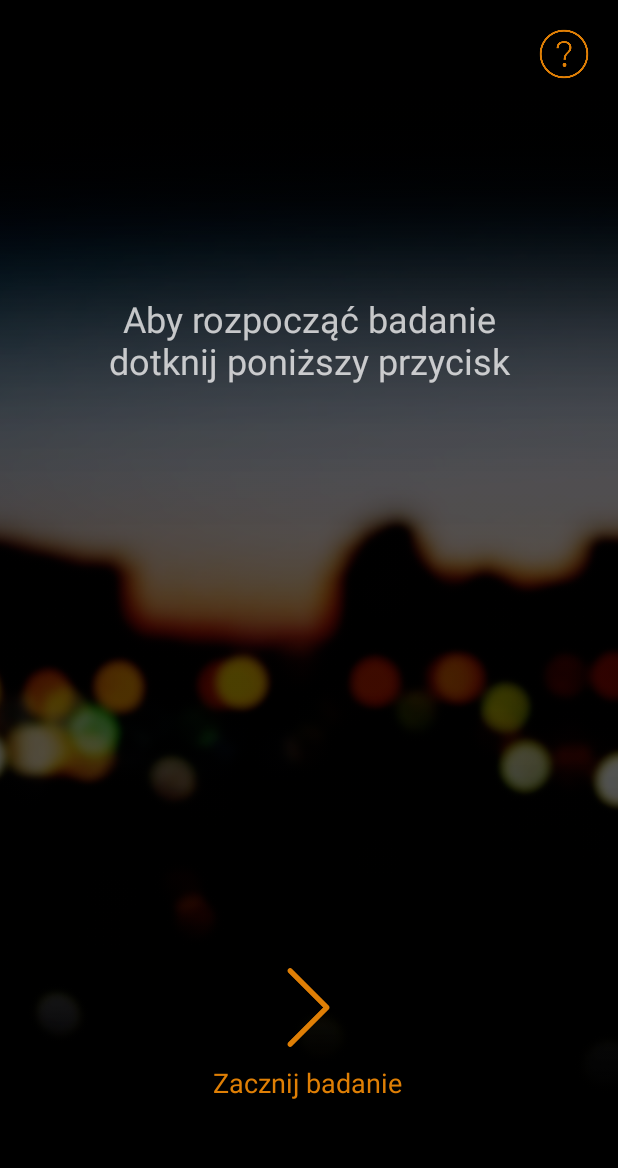
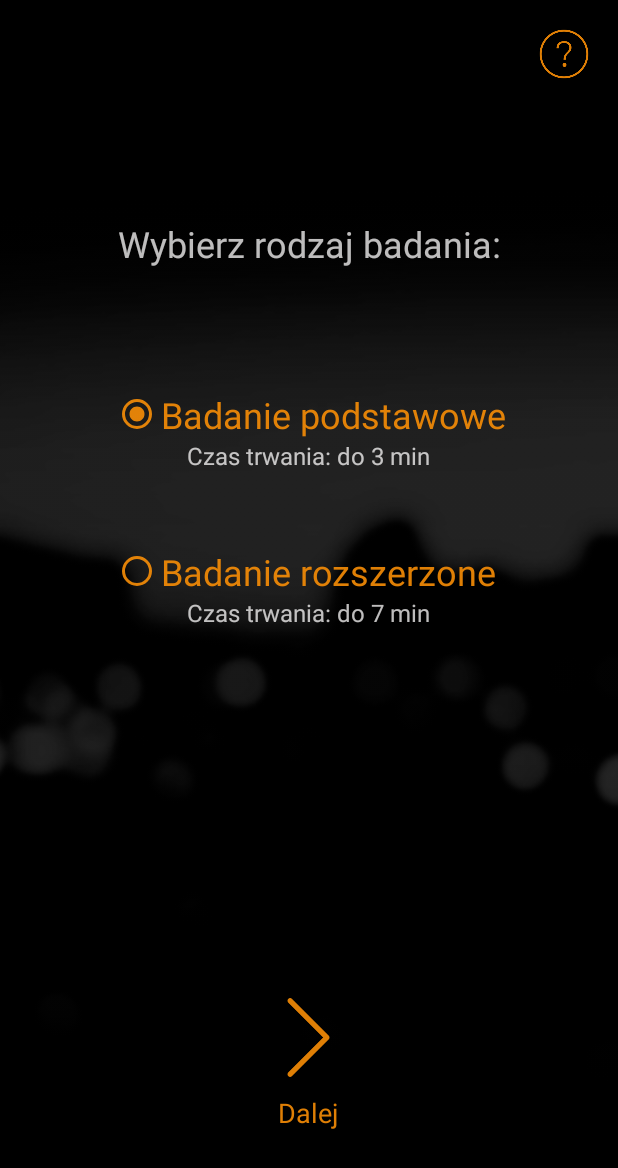
Before and after one commit to toklimoko/legendary-potato, an Android app: the screen it shows after launch (AudioTestActivity before the commit, ChoiceActivity after it), after a tap on an icon or button, on a phone screen of 412 x 824 dp. Shown: the top 1168 px of the screen. Run offline under Robolectric (Android 15) with nearby library versions, the phone set to English and light mode, and no system bars.

Commit message:
v092018_1 +choiceActivity +code cleanups

```diff
--- a/app/src/main/AndroidManifest.xml
+++ b/app/src/main/AndroidManifest.xml
@@ -29,6 +29,11 @@
             android:screenOrientation="portrait"
             android:theme="@style/AppTheme.NoActionBar" />
         <activity
+            android:name=".ChoiceActivity"
+            android:label="@string/title_activity_main3"
+            android:screenOrientation="portrait"
+            android:theme="@style/AppTheme.NoActionBar" />
+        <activity
             android:name=".AudioTestActivity"
             android:label="@string/title_activity_main3"
             android:screenOrientation="portrait"
--- a/app/src/main/java/com/tomek/audiometr/AudioTestActivity.java
+++ b/app/src/main/java/com/tomek/audiometr/AudioTestActivity.java
@@ -28,7 +28,7 @@ public class AudioTestActivity extends AppCompatActivity
     private double amplitude = 0.0;
     private int duration = 1;
     private String channel = "Both";
-    private int numberOfFrequencies = 9; // equivalent to numberOfFrequencies*2 attempts
+    private int numberOfFrequencies = 0; // equivalent to numberOfFrequencies*2 attempts
     private double step = 0.01;
     private double amplitudeLimit = 0.1;
     private double frequencyLimitMin = 0;
@@ -410,7 +410,7 @@ public class AudioTestActivity extends AppCompatActivity
         NavigationView navigationView = findViewById(R.id.nav_view);
         navigationView.setNavigationItemSelectedListener(this);
 
-        vibe = (Vibrator) getSystemService(Context.VIBRATOR_SERVICE); //wibracje
+        vibe = (Vibrator) getSystemService(Context.VIBRATOR_SERVICE);
 
         textViewStart = findViewById(R.id.tv_start);
         textViewHeard = findViewById(R.id.tv_heard);
@@ -418,17 +418,14 @@ public class AudioTestActivity extends AppCompatActivity
         textViewResult = findViewById(R.id.tv_result);
         textViewAudioTest = findViewById(R.id.textViewAudioTest);
 
-        allFrequencies = new ArrayList<>();
-//        allFrequencies.addAll(Arrays.asList(2000, 2500 // tylko do testowania, usunąć, aktywować poniższe
-//        allFrequencies.addAll(Arrays.asList(700, 800, 900, 1000, 1500, 2000, 2500, 2700, 3000, 3200, 3500, 3800, 4000, 6000, 7000, 7300 // only for debugging
-//        ));
-//        allFrequencies.addAll(Arrays.asList(100, 125, 150, 250, 400, 500, 700, 1000, 1500, 2500, 3000, 4000, 6000, 8000, 10000, 12000, 14000, 15000
-//        ));
-        allFrequencies.addAll(Arrays.asList(125,250, 500, 1000, 2000, 3000, 4000, 6000, 8000));
-
         xAxis = new ArrayList<>();
         yAxis = new ArrayList<>();
         channels = new ArrayList<>();
+
+        allFrequencies = new ArrayList<>();
+//        allFrequencies.addAll(Arrays.asList(2000, 2500 // tylko do testowania, usunąć
+        allFrequencies = (ArrayList<Integer>) getIntent().getSerializableExtra("allFrequencies");
+        numberOfFrequencies = allFrequencies.size();
 
         hardResetValues();
 
@@ -439,6 +436,8 @@ public class AudioTestActivity extends AppCompatActivity
         initHelpButton();
 
         showStartMode();
+
+        Log.e("test", "AudioTestActivity: onCreate() // values: allFrequencies.toString() = " + allFrequencies.toString() + "\n numberOfFrequencies = " + numberOfFrequencies);
     }
 
     @Override
@@ -468,7 +467,7 @@ public class AudioTestActivity extends AppCompatActivity
             startActivity(intentKal);
 
         } else if (id == R.id.nav_audioTest) {
-            Intent intentTest = new Intent(this, AudioTestActivity.class);
+            Intent intentTest = new Intent(this, ChoiceActivity.class);
             intentTest.addFlags(Intent.FLAG_ACTIVITY_CLEAR_TOP);
             startActivity(intentTest);
 
--- a/app/src/main/java/com/tomek/audiometr/CalibrationActivity.java
+++ b/app/src/main/java/com/tomek/audiometr/CalibrationActivity.java
@@ -146,7 +146,7 @@ public class CalibrationActivity extends AppCompatActivity
             startActivity(intentKal);
 
         } else if (id == R.id.nav_audioTest) {
-            Intent intentTest = new Intent(this, AudioTestActivity.class);
+            Intent intentTest = new Intent(this, ChoiceActivity.class);
             intentTest.addFlags(Intent.FLAG_ACTIVITY_CLEAR_TOP);
             startActivity(intentTest);
 
--- /dev/null
+++ b/app/src/main/java/com/tomek/audiometr/ChoiceActivity.java
@@ -0,0 +1,192 @@
+package com.tomek.audiometr;
+
+import android.content.Context;
+import android.content.Intent;
+import android.os.Bundle;
+import android.os.Vibrator;
+import android.util.Log;
+import android.view.View;
+import android.support.design.widget.NavigationView;
+import android.support.v4.view.GravityCompat;
+import android.support.v4.widget.DrawerLayout;
+import android.support.v7.app.ActionBarDrawerToggle;
+import android.support.v7.app.AppCompatActivity;
+import android.support.v7.widget.Toolbar;
+import android.view.MenuItem;
+import android.widget.ImageButton;
+import android.widget.RadioButton;
+import android.widget.RadioGroup;
+import android.widget.Spinner;
+import android.widget.Toast;
+
+import java.util.ArrayList;
+import java.util.Arrays;
+
+
+public class ChoiceActivity extends AppCompatActivity
+        implements NavigationView.OnNavigationItemSelectedListener {
+
+    private ImageButton buttonGo;
+    private ImageButton buttonHelp;
+
+    private RadioGroup radioGroup;
+    private RadioButton radioButton;
+    private RadioButton radioButtonBasic;
+    private RadioButton radioButtonExtended;
+
+    private Vibrator vibe;
+
+    private Spinner spinner;
+    private ArrayList<Integer> allFrequencies;
+
+    private static final String[] paths = {String.valueOf(R.string.begin), "Badanie rozszerzone"};
+
+
+    public void checkButton(View v) {
+        if (radioButtonBasic.isChecked()) {
+            basicAudioTest();
+        } else if (radioButtonExtended.isChecked()) {
+            extendedAudioTest();
+        }
+    }
+
+    public void basicAudioTest(){
+        allFrequencies = new ArrayList<>();
+        allFrequencies.addAll(Arrays.asList(125, 250, 500, 1000, 2000, 3000, 4000, 6000, 8000));
+        Log.e("test", "checkedBasic = " + radioButtonBasic.isChecked());
+
+    }
+
+    public void extendedAudioTest(){
+        allFrequencies = new ArrayList<>();
+        allFrequencies.addAll(Arrays.asList(100, 125, 150, 200, 300, 400, 500, 700, 1000, 2000, 2500, 3000, 4000, 6000, 8000, 10000, 12000, 14000, 15000, 16000, 17000, 18000));
+        Log.e("test", "checkedExtended = " + radioButtonExtended.isChecked());
+    }
+
+    public void initGoButton() {
+        Log.e("test", "ChoiceActivity: initGoButton() --before");
+
+        buttonGo = findViewById(R.id.btn_go);
+        buttonGo.setOnClickListener(new View.OnClickListener() {
+            @Override
+            public void onClick(View view) {
+                goButtonAction();
+            }
+        });
+
+        Log.e("test", "ChoiceActivity: initGoButton() --after");
+    }
+
+    public void goButtonAction() {
+        Log.e("test", "ChoiceActivity: goButtonAction() --before");
+
+        vibe.vibrate(50);
+        Intent intentAudioTest = new Intent(this, AudioTestActivity.class);
+        intentAudioTest.addFlags(Intent.FLAG_ACTIVITY_CLEAR_TOP);
+        intentAudioTest.putExtra("allFrequencies", allFrequencies);
+        startActivity(intentAudioTest);
+
+        Log.e("test", "ChoiceActivity: goButtonAction() --after");
+    }
+
+
+    public void initHelpButton() {
+        Log.e("test", "ChoiceActivity: initHelpButton() --before");
+
+        buttonHelp = findViewById(R.id.btn_help);
+        buttonHelp.setOnClickListener(new View.OnClickListener() {
+            @Override
+            public void onClick(View view) {
+                helpButtonAction();
+            }
+        });
+
+        Log.e("test", "ChoiceActivity: initHelpButton() --after");
+    }
+
+    public void helpButtonAction() {
+        Log.e("test", "ChoiceActivity: helpButtonAction() --before");
+
+        vibe.vibrate(50);
+        Intent intentInfo = new Intent(this, PopUpAudioTest.class);
+        startActivity(intentInfo);
+
+        Log.e("test", "ChoiceActivity: helpButtonAction() --after");
+    }
+
+
+    @Override
+    protected void onCreate(Bundle savedInstanceState) {
+        super.onCreate(savedInstanceState);
+        setContentView(R.layout.activity_choice);
+        Toolbar toolbar = findViewById(R.id.toolbar);
+        setSupportActionBar(toolbar);
+
+        DrawerLayout drawer = findViewById(R.id.drawer_layout);
+        ActionBarDrawerToggle toggle = new ActionBarDrawerToggle(
+                this, drawer, toolbar, R.string.navigation_drawer_open, R.string.navigation_drawer_close);
+        drawer.addDrawerListener(toggle);
+        toggle.syncState();
+        NavigationView navigationView = findViewById(R.id.nav_view);
+        navigationView.setNavigationItemSelectedListener(this);
+
+        vibe = (Vibrator) getSystemService(Context.VIBRATOR_SERVICE);
+        radioGroup = findViewById(R.id.radioGroup);
+        radioButtonBasic = findViewById(R.id.rb_basicTest);
+        radioButtonExtended = findViewById(R.id.rb_extendedTest);
+
+        initGoButton();
+        initHelpButton();
+        basicAudioTest();
+    }
+
+    @Override
+    public void onBackPressed() {
+        DrawerLayout drawer = findViewById(R.id.drawer_layout);
+        if (drawer.isDrawerOpen(GravityCompat.START)) {
+            drawer.closeDrawer(GravityCompat.START);
+        } else {
+            super.onBackPressed();
+        }
+    }
+
+    @SuppressWarnings("StatementWithEmptyBody")
+    @Override
+    public boolean onNavigationItemSelected(MenuItem item) {
+        // Handle navigation view item clicks here.
+        int id = item.getItemId();
+
+        if (id == R.id.nav_start) {
+            Intent intentLauncher = new Intent(this, MainActivity.class);
+            intentLauncher.addFlags(Intent.FLAG_ACTIVITY_CLEAR_TOP);
+            startActivity(intentLauncher);
+
+        } else if (id == R.id.nav_calibration) {
+            Intent intentKal = new Intent(this, CalibrationActivity.class);
+            intentKal.addFlags(Intent.FLAG_ACTIVITY_CLEAR_TOP);
+            startActivity(intentKal);
+
+        } else if (id == R.id.nav_audioTest) {
+            Intent intentTest = new Intent(this, ChoiceActivity.class);
+            intentTest.addFlags(Intent.FLAG_ACTIVITY_CLEAR_TOP);
+            startActivity(intentTest);
+
+        } else if (id == R.id.nav_info) {
+            Intent intentInfo = new Intent(this, PopUpAppInfo.class);
+            intentInfo.addFlags(Intent.FLAG_ACTIVITY_CLEAR_TOP);
+            startActivity(intentInfo);
+
+        } else if (id == R.id.nav_exit) {
+            Intent intent = new Intent(getApplicationContext(), MainActivity.class);
+            intent.setFlags(Intent.FLAG_ACTIVITY_CLEAR_TOP);
+            intent.putExtra("EXIT", true);
+            startActivity(intent);
+
+        }
+
+        DrawerLayout drawer = findViewById(R.id.drawer_layout);
+        drawer.closeDrawer(GravityCompat.START);
+        return true;
+    }
+
+}
--- a/app/src/main/java/com/tomek/audiometr/MainActivity.java
+++ b/app/src/main/java/com/tomek/audiometr/MainActivity.java
@@ -38,18 +38,18 @@ public class MainActivity extends AppCompatActivity
         vibe.vibrate(50);
     }
 
-    public void initAudioTestButton() {
+    public void initChoiceButton() {
         btnAudioTest = findViewById(R.id.btn_audioTest);
         btnAudioTest.setOnClickListener(new View.OnClickListener() {
             @Override
             public void onClick(View view) {
-                audioTestButtonAction();
+                choiceButtonAction();
             }
         });
     }
 
-    public void audioTestButtonAction() {
-        Intent intentBad = new Intent(MainActivity.this, AudioTestActivity.class);
+    public void choiceButtonAction() {
+        Intent intentBad = new Intent(MainActivity.this, ChoiceActivity.class);
         intentBad.addFlags(Intent.FLAG_ACTIVITY_CLEAR_TOP);
         startActivity(intentBad);
         vibe.vibrate(50);
@@ -77,7 +77,7 @@ public class MainActivity extends AppCompatActivity
         }
 
         initCalibrationButton();
-        initAudioTestButton();
+        initChoiceButton();
     }
 
     @Override
@@ -104,7 +104,7 @@ public class MainActivity extends AppCompatActivity
             startActivity(intentKal);
 
         } else if (id == R.id.nav_audioTest) {
-            Intent intentTest = new Intent(this, AudioTestActivity.class);
+            Intent intentTest = new Intent(this, ChoiceActivity.class);
             intentTest.addFlags(Intent.FLAG_ACTIVITY_CLEAR_TOP);
             startActivity(intentTest);
 
--- a/app/src/main/java/com/tomek/audiometr/Play.java
+++ b/app/src/main/java/com/tomek/audiometr/Play.java
@@ -39,10 +39,8 @@ public class Play {
                 AudioFormat.CHANNEL_OUT_MONO, AudioFormat.ENCODING_PCM_16BIT,
                 mBufferSize, AudioTrack.MODE_STREAM);
 
-        // Sine wave
         double[] mSound = new double[duration];
         short[] mBuffer = new short[duration];
-
 
         for (int i = 0; i < mSound.length; i++) {
             mSound[i] = Math.sin((2 * Math.PI * i / (44100 / frequency)));
@@ -60,7 +58,6 @@ public class Play {
 
         mAudioTrack.setStereoVolume((float) amplitudeL, (float) amplitudeR);
 
-
         try {
             mAudioTrack.play();
         } catch (IllegalStateException e) {
@@ -75,7 +72,6 @@ public class Play {
             e.printStackTrace();
         }
         mAudioTrack.release();
-
     }
 
     void release() {
--- a/app/src/main/java/com/tomek/audiometr/ResultActivity.java
+++ b/app/src/main/java/com/tomek/audiometr/ResultActivity.java
@@ -128,7 +128,7 @@ public class ResultActivity extends Activity {
         mrenderer.setYTitle("Amplituda");
 
         mrenderer.setAxisTitleTextSize(50);
-        mrenderer.setPanEnabled(true, false);
+        mrenderer.setPanEnabled(false, false);
         mrenderer.setZoomEnabled(false, false);
         mrenderer.setChartTitleTextSize(100);
 
--- /dev/null
+++ b/app/src/main/res/layout/activity_choice.xml
@@ -0,0 +1,25 @@
+<?xml version="1.0" encoding="utf-8"?>
+<android.support.v4.widget.DrawerLayout xmlns:android="http://schemas.android.com/apk/res/android"
+    xmlns:app="http://schemas.android.com/apk/res-auto"
+    xmlns:tools="http://schemas.android.com/tools"
+    android:id="@+id/drawer_layout"
+    android:layout_width="match_parent"
+    android:layout_height="match_parent"
+    android:fitsSystemWindows="true"
+    tools:openDrawer="start">
+
+    <include
+        layout="@layout/app_bar_choice"
+        android:layout_width="match_parent"
+        android:layout_height="match_parent" />
+
+    <android.support.design.widget.NavigationView
+        android:id="@+id/nav_view"
+        android:layout_width="wrap_content"
+        android:layout_height="match_parent"
+        android:layout_gravity="start"
+        android:fitsSystemWindows="true"
+        app:headerLayout="@layout/nav_header_main"
+        app:menu="@menu/activity_main_drawer" />
+
+</android.support.v4.widget.DrawerLayout>
--- /dev/null
+++ b/app/src/main/res/layout/app_bar_choice.xml
@@ -0,0 +1,26 @@
+<?xml version="1.0" encoding="utf-8"?>
+<android.support.design.widget.CoordinatorLayout xmlns:android="http://schemas.android.com/apk/res/android"
+    xmlns:app="http://schemas.android.com/apk/res-auto"
+    xmlns:tools="http://schemas.android.com/tools"
+    android:layout_width="match_parent"
+    android:layout_height="match_parent"
+    tools:context="com.tomek.audiometr.ChoiceActivity">
+
+    <android.support.design.widget.AppBarLayout
+        android:layout_width="match_parent"
+        android:layout_height="wrap_content"
+        android:theme="@style/AppTheme.AppBarOverlay">
+
+        <android.support.v7.widget.Toolbar
+            android:id="@+id/toolbar"
+            android:layout_width="match_parent"
+            android:layout_height="?attr/actionBarSize"
+            android:background="@color/colorPrimary"
+            android:visibility="gone"
+            app:popupTheme="@style/AppTheme.PopupOverlay" />
+
+    </android.support.design.widget.AppBarLayout>
+
+    <include layout="@layout/content_choice" />
+
+</android.support.design.widget.CoordinatorLayout>
--- a/app/src/main/res/layout/content_audio_test.xml
+++ b/app/src/main/res/layout/content_audio_test.xml
@@ -37,9 +37,9 @@
 
     <FrameLayout
         android:id="@+id/frameBeginButton"
-        android:layout_width="160dp"
+        android:layout_width="161dp"
         android:layout_height="97dp"
-        android:layout_marginBottom="90dp"
+        android:layout_marginBottom="70dp"
         app:layout_constraintBottom_toBottomOf="@+id/imageView2"
         app:layout_constraintEnd_toEndOf="parent"
         app:layout_constraintHorizontal_bias="0.497"
--- /dev/null
+++ b/app/src/main/res/layout/content_choice.xml
@@ -0,0 +1,171 @@
+<?xml version="1.0" encoding="utf-8"?>
+<android.support.constraint.ConstraintLayout xmlns:android="http://schemas.android.com/apk/res/android"
+    xmlns:app="http://schemas.android.com/apk/res-auto"
+    xmlns:tools="http://schemas.android.com/tools"
+    android:layout_width="match_parent"
+    android:layout_height="match_parent"
+    app:layout_behavior="@string/appbar_scrolling_view_behavior"
+    tools:context="com.tomek.audiometr.ChoiceActivity"
+    tools:showIn="@layout/app_bar_choice">
+
+    <ImageView
+        android:id="@+id/imageView2"
+        android:layout_width="0dp"
+        android:layout_height="0dp"
+        android:scaleType="centerCrop"
+        app:layout_constraintBottom_toBottomOf="parent"
+        app:layout_constraintEnd_toEndOf="parent"
+        app:layout_constraintHorizontal_bias="0.0"
+        app:layout_constraintStart_toStartOf="parent"
+        app:layout_constraintTop_toTopOf="parent"
+        app:layout_constraintVertical_bias="0.0"
+        app:srcCompat="@drawable/wall4" />
+
+
+    <ImageButton
+        android:id="@+id/btn_help"
+        android:layout_width="40dp"
+        android:layout_height="40dp"
+        android:layout_marginEnd="16dp"
+        android:layout_marginTop="16dp"
+        android:background="@color/popUp"
+        android:scaleType="fitXY"
+        android:tint="@color/colorAccent"
+        app:layout_constraintEnd_toEndOf="parent"
+        app:layout_constraintTop_toTopOf="parent"
+        app:srcCompat="@drawable/help_icon" />
+
+    <TextView
+        android:id="@+id/tv_choiceText"
+        android:layout_width="match_parent"
+        android:layout_height="wrap_content"
+        android:layout_marginTop="90dp"
+        android:text="@string/tv_choice_1"
+        android:textAlignment="center"
+        android:textColor="@color/lightText"
+        android:textSize="24sp"
+        app:layout_constraintEnd_toEndOf="parent"
+        app:layout_constraintHorizontal_bias="0.0"
+        app:layout_constraintStart_toStartOf="parent"
+        app:layout_constraintTop_toBottomOf="@+id/btn_help" />
+
+    <LinearLayout
+        android:id="@+id/linearLayout"
+        android:layout_width="wrap_content"
+        android:layout_height="wrap_content"
+        android:layout_marginEnd="8dp"
+        android:layout_marginStart="8dp"
+        android:layout_marginTop="81dp"
+        android:orientation="vertical"
+        app:layout_constraintEnd_toEndOf="parent"
+        app:layout_constraintStart_toStartOf="parent"
+        app:layout_constraintTop_toBottomOf="@+id/tv_choiceText">
+
+
+        <RadioGroup
+            android:id="@+id/radioGroup"
+            android:layout_width="wrap_content"
+            android:layout_height="wrap_content"
+            android:layout_gravity="center_horizontal"
+            android:layout_marginEnd="8dp"
+            android:layout_marginStart="8dp"
+            app:layout_constraintEnd_toEndOf="parent"
+            app:layout_constraintHorizontal_bias="0.501"
+
+
+            app:layout_constraintStart_toStartOf="parent"
+            tools:layout_editor_absoluteY="363dp">
+
+            <RadioButton
+                android:id="@+id/rb_basicTest"
+                android:layout_width="wrap_content"
+                android:layout_height="wrap_content"
+                android:layout_weight="1"
+                android:buttonTint="@color/colorAccent"
+                android:text="@string/tv_basicTest"
+                android:textAlignment="center"
+                android:textColor="@color/colorAccent"
+                android:textSize="24sp"
+                android:checked="true"
+                android:onClick="checkButton"/>
+
+            <TextView
+                android:id="@+id/textView1"
+                android:layout_width="wrap_content"
+                android:layout_height="wrap_content"
+                android:layout_gravity="center_horizontal"
+                android:layout_weight="1"
+                android:text="@string/tv_basicTestTime"
+                android:textColor="@color/lightText"
+                android:textSize="16sp" />
+
+            <RadioButton
+                android:id="@+id/rb_extendedTest"
+                android:layout_width="wrap_content"
+                android:layout_height="wrap_content"
+                android:layout_marginTop="50dp"
+                android:layout_weight="1"
+                android:buttonTint="@color/colorAccent"
+                android:text="@string/tv_extendedTest"
+                android:textAlignment="center"
+                android:textColor="@color/colorAccent"
+                android:textSize="24sp"
+                android:onClick="checkButton"/>
+
+            <TextView
+                android:id="@+id/textView2"
+                android:layout_width="wrap_content"
+                android:layout_height="wrap_content"
+                android:layout_gravity="center_horizontal"
+                android:layout_weight="1"
+                android:text="@string/tv_extendedTestTime"
+                android:textColor="@color/lightText"
+                android:textSize="16sp" />
+
+        </RadioGroup>
+
+    </LinearLayout>
+
+    <FrameLayout
+        android:id="@+id/frameBeginButton"
+        android:layout_width="160dp"
+        android:layout_height="97dp"
+        android:layout_marginBottom="70dp"
+        app:layout_constraintBottom_toBottomOf="@+id/imageView2"
+        app:layout_constraintEnd_toEndOf="parent"
+        app:layout_constraintHorizontal_bias="0.497"
+        app:layout_constraintStart_toStartOf="parent">
+
+        <ImageButton
+            android:id="@+id/btn_go"
+            android:layout_width="70dp"
+            android:layout_height="70dp"
+            android:layout_marginBottom="240dp"
+            android:layout_marginStart="45dp"
+            android:adjustViewBounds="false"
+            android:background="@color/popUp"
+            android:cropToPadding="false"
+            android:scaleType="centerInside"
+            android:tint="@color/colorAccent"
+            app:layout_constraintBottom_toBottomOf="parent"
+            app:layout_constraintStart_toStartOf="parent"
+            app:srcCompat="@drawable/forward_icon" />
+
+        <TextView
+            android:id="@+id/tv_go"
+            android:layout_width="wrap_content"
+            android:layout_height="wrap_content"
+            android:layout_gravity="bottom|center"
+            android:clickable="false"
+            android:fontFamily="sans-serif"
+            android:text="@string/go"
+            android:textAlignment="center"
+            android:textAllCaps="false"
+            android:textColor="@color/colorAccent"
+            android:textSize="18sp">
+
+        </TextView>
+
+    </FrameLayout>
+
+</android.support.constraint.ConstraintLayout>
--- a/app/src/main/res/values/strings.xml
+++ b/app/src/main/res/values/strings.xml
@@ -42,6 +42,12 @@ Celem programu jest wyznaczenie orientacyjnego audiogramu, zatem wyniki mogą r
     <string name="tv_test2">Usiądź w cichym miejscu, załóż słuchawki na uszy. Kliknij przycisk \"Zacznij badanie\" i nasłuchuj kolejnych dźwięków. W chwili, gdy usłyszysz ton, dotknij przycisk \"Słyszę\". Badanie zakończy się automatycznie, po wygenerowaniu odpowiedniej ilości dźwięków.</string>
     <string name="tv_test3">Pamiętaj, aby przed badaniem wykonać kalibrację urządzenia! Badanie powinno się odbyć w zacisznym miejscu ze słuchawkami szczelnie przyłożonymi do uszu. Podczas badania nie można zmieniać głośności aplikacji. W razie problemów badanie można wielokrotnie powtarzać.</string>
     <string name="tv_test5">Uwaga</string>
+    <string name="tv_choice_1">Wybierz rodzaj badania:</string>
+    <string name="go">Dalej</string>
+    <string name="tv_basicTest">Badanie podstawowe</string>
+    <string name="tv_extendedTest">Badanie rozszerzone</string>
+    <string name="tv_basicTestTime">Czas trwania: do 3 min</string>
+    <string name="tv_extendedTestTime">Czas trwania: do 7 min</string>
 
 
 </resources>
```
Also changed, not shown: 80 other files.
